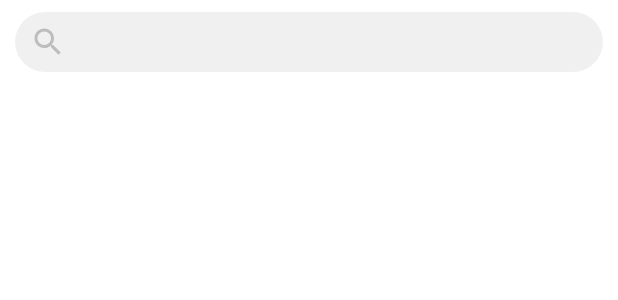
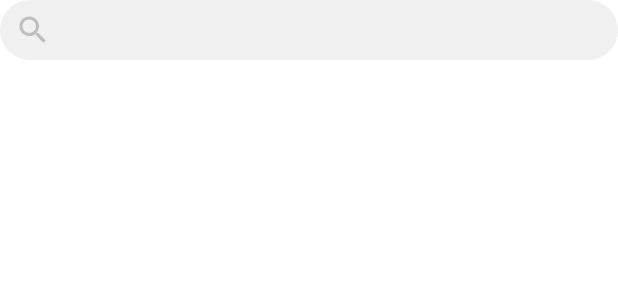
Before and after one commit to BlizzedRu/TimetableSPbU-App, an Android app: the layout view_search.xml on its own in the app's theme, with its tools: preview values and no code run, on a phone screen of 412 x 824 dp. Shown: the top 300 px of the screen. Run offline under Robolectric (Android 15) with nearby library versions, the phone set to English and light mode, and no system bars.

Commit message:
SearchView implemented

```diff
--- a/presentation/src/main/res/layout/common_search.xml
+++ b/presentation/src/main/res/layout/view_search.xml
@@ -2,19 +2,15 @@
 <androidx.constraintlayout.widget.ConstraintLayout
     xmlns:android="http://schemas.android.com/apk/res/android"
     xmlns:app="http://schemas.android.com/apk/res-auto"
-    android:id="@+id/searchContainer"
+    android:id="@+id/container"
     android:layout_width="match_parent"
     android:layout_height="wrap_content"
-    android:layout_marginStart="@dimen/margin_medium"
-    android:layout_marginTop="@dimen/margin_small"
-    android:layout_marginEnd="@dimen/margin_medium"
-    android:layout_marginBottom="@dimen/margin_small"
     android:background="@drawable/background_search"
     android:focusable="true"
     android:focusableInTouchMode="true">
 
     <ImageView
-        android:id="@+id/searchStatusButton"
+        android:id="@+id/statusButton"
         android:layout_width="wrap_content"
         android:layout_height="wrap_content"
         android:paddingStart="@dimen/margin_medium"
@@ -28,7 +24,7 @@
         app:layout_constraintTop_toTopOf="parent" />
 
     <ru.blizzed.timetablespbu.ui.common.ClearFocusOnKeyboardBackOrDoneTextInput
-        android:id="@+id/searchInput"
+        android:id="@+id/textInput"
         android:layout_width="0dp"
         android:layout_height="0dp"
         android:layout_marginStart="@dimen/margin_medium"
@@ -39,12 +35,12 @@
         android:imeOptions="actionDone"
         android:inputType="text|textAutoComplete"
         app:layout_constraintBottom_toBottomOf="parent"
-        app:layout_constraintEnd_toStartOf="@id/searchCloseButton"
-        app:layout_constraintStart_toEndOf="@id/searchStatusButton"
+        app:layout_constraintEnd_toStartOf="@id/closeButton"
+        app:layout_constraintStart_toEndOf="@id/statusButton"
         app:layout_constraintTop_toTopOf="parent" />
 
     <ImageView
-        android:id="@+id/searchCloseButton"
+        android:id="@+id/closeButton"
         android:layout_width="wrap_content"
         android:layout_height="wrap_content"
         android:background="?selectableItemBackgroundBorderless"
--- a/presentation/src/main/res/values/colors.xml
+++ b/presentation/src/main/res/values/colors.xml
@@ -11,4 +11,5 @@
     <color name="divider">#BDBDBD</color>
 
     <color name="search_background">#0f00061e</color>
+    <color name="search_background_accent">#FFFFFF</color>
 </resources>
```
Also changed, not shown: presentation/src/main/java/ru/blizzed/timetablespbu/extensions/Context.kt (added, +7 -0 lines), presentation/src/main/java/ru/blizzed/timetablespbu/ui/widget/SearchView.kt (added, +121 -0 lines), presentation/src/main/res/drawable/background_search_accent.xml (added, +10 -0 lines), presentation/src/main/res/values/attrs.xml (+8 -0 lines), presentation/src/main/res/values/styles.xml (+18 -0 lines).
